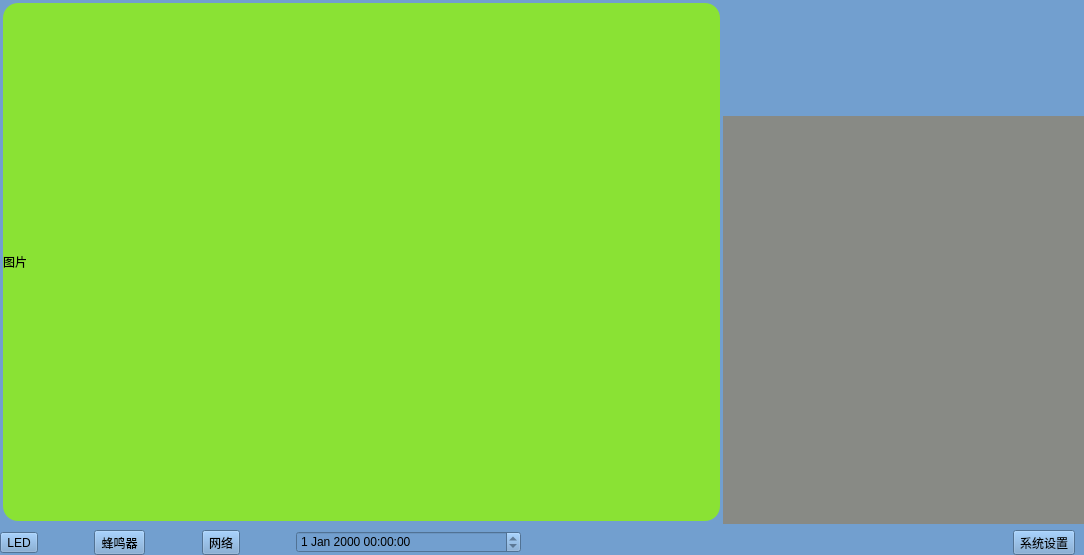
This is FireIdentifySystem/FireIdentifySystem.ui in Wangguangha/FireIdentifySystem as Qt 5 draws it before an edit. The edited form follows.
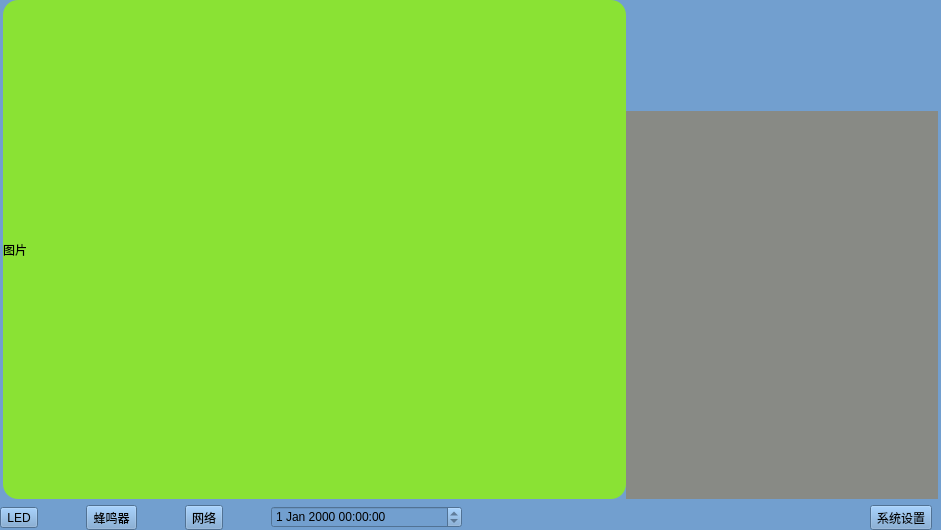
This is the edited form. Icons and pictures are not drawn. Custom widgets are drawn as their Qt base class.

Diff of the .ui file:
```diff
--- a/FireIdentifySystem/FireIdentifySystem.ui
+++ b/FireIdentifySystem/FireIdentifySystem.ui
@@ -6,8 +6,8 @@
    <rect>
     <x>0</x>
     <y>0</y>
-    <width>1084</width>
-    <height>555</height>
+    <width>941</width>
+    <height>530</height>
    </rect>
   </property>
   <property name="windowTitle">
@@ -43,8 +43,11 @@
         <property name="spacing">
          <number>0</number>
         </property>
+        <property name="leftMargin">
+         <number>3</number>
+        </property>
         <property name="rightMargin">
-         <number>0</number>
+         <number>3</number>
         </property>
         <item>
          <widget class="QWidget" name="gBox_status" native="true">
@@ -66,20 +69,35 @@
            </property>
            <item>
             <layout class="QVBoxLayout" name="verticalLayout" stretch="9">
+             <property name="spacing">
+              <number>0</number>
+             </property>
              <property name="leftMargin">
-              <number>3</number>
+              <number>0</number>
              </property>
              <property name="topMargin">
-              <number>3</number>
+              <number>0</number>
              </property>
              <property name="rightMargin">
-              <number>3</number>
+              <number>0</number>
              </property>
              <property name="bottomMargin">
-              <number>3</number>
+              <number>0</number>
              </property>
              <item>
               <widget class="QLabel" name="lab_Picture">
+               <property name="minimumSize">
+                <size>
+                 <width>0</width>
+                 <height>0</height>
+                </size>
+               </property>
+               <property name="maximumSize">
+                <size>
+                 <width>16777215</width>
+                 <height>16777215</height>
+                </size>
+               </property>
                <property name="layoutDirection">
                 <enum>Qt::LeftToRight</enum>
                </property>
```
